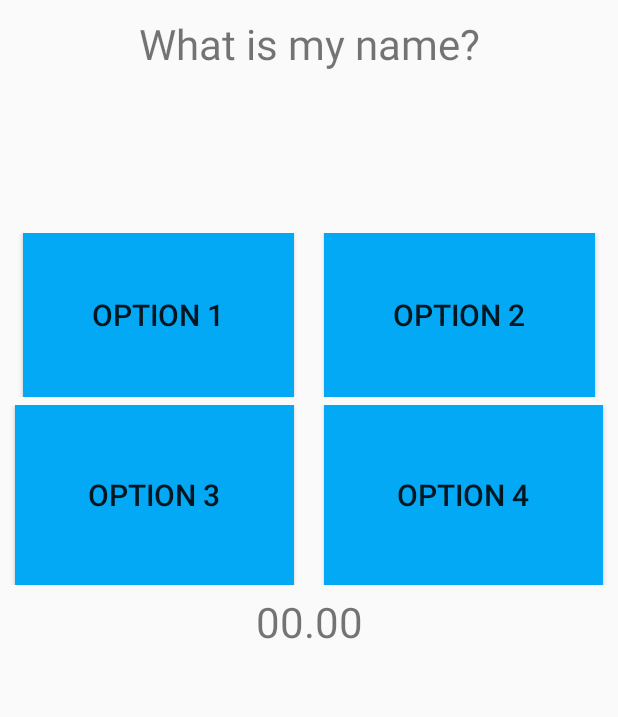
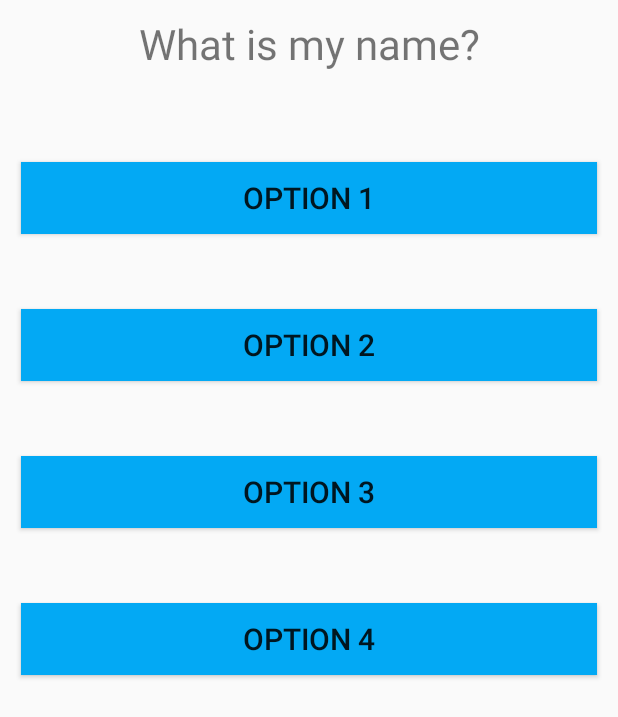
Before and after one commit to alanlyne/CS440-Final-Year-Project, an Android app: the layout activity_wip_quiz.xml on its own in the app's theme, with its tools: preview values and no code run, on a phone screen of 412 x 824 dp. Shown: the top 717 px of the screen. Run offline under Robolectric (Android 15) with nearby library versions, the light colour scheme and no system bars.

Commit message:
Graph changes on completion of Quiz

```diff
--- a/app/src/main/AndroidManifest.xml
+++ b/app/src/main/AndroidManifest.xml
@@ -1,6 +1,12 @@
 <?xml version="1.0" encoding="utf-8"?>
 <manifest xmlns:android="http://schemas.android.com/apk/res/android"
     package="com.alanlyne.tbm">
+
+    <supports-screens
+        android:largeScreens="true"
+        android:normalScreens="true"
+        android:smallScreens="true"
+        android:xlargeScreens="true" />
 
     <application
         android:allowBackup="true"
--- a/app/src/main/java/com/alanlyne/tbm/WIP/WIP.java
+++ b/app/src/main/java/com/alanlyne/tbm/WIP/WIP.java
@@ -41,7 +41,7 @@ public class WIP extends AppCompatActivity {
         btn.setOnClickListener(new View.OnClickListener() {
             @Override
             public void onClick(View v) {
-                Menu.counter = 1;
+                //Menu.counter = 1;
                 Intent menu = new Intent(WIP.this,Menu.class);
                 startActivity(menu);
 
@@ -51,7 +51,7 @@ public class WIP extends AppCompatActivity {
     }
 
     private void addCounter(){
-        Menu.counter = 1;
+        Menu.counter = 0;
         menuCounter counter = new menuCounter(Menu.counter);
         databaseName.child(FirebaseAuth.getInstance().getCurrentUser().getUid()).setValue(counter);
         }
--- a/app/src/main/java/com/alanlyne/tbm/WIP/wipQuiz/wipQuiz.java
+++ b/app/src/main/java/com/alanlyne/tbm/WIP/wipQuiz/wipQuiz.java
@@ -23,7 +23,7 @@ import com.google.firebase.database.ValueEventListener;
 public class wipQuiz extends AppCompatActivity {
 
     Button b1, b2, b3, b4;
-    TextView t1_question, timerTxt;
+    TextView t1_question;
     int total = 0;
     int correct = 0;
     int wrong = 0;
@@ -42,10 +42,10 @@ public class wipQuiz extends AppCompatActivity {
         b4 = findViewById(R.id.button4);
 
         t1_question = findViewById(R.id.questionText);
-        timerTxt = findViewById(R.id.timerTxt);
+        //timerTxt = findViewById(R.id.timerTxt);
 
         updateQuestion();
-        reverseTimer(60,timerTxt);
+        //reverseTimer(60,timerTxt);
     }
 
     private void updateQuestion() {
@@ -256,22 +256,22 @@ public class wipQuiz extends AppCompatActivity {
         }
     }
 
-    public void reverseTimer(int seconds, final TextView tv){
-        new CountDownTimer(seconds * 1000 + 1000, 1000){
-            public void onTick(long millisUntilFinished){
-                int seconds = (int) (millisUntilFinished / 1000);
-                int minutes = seconds / 60;
-                seconds = seconds % 60;
-                tv.setText(String.format("%02d", minutes) + ":" + String.format("%02d", seconds));
-            }
-            public void onFinish(){
-                tv.setText("Completed");
-                Intent myIntent = new Intent(wipQuiz.this, ResultActivity.class);
-                myIntent.putExtra("total", String.valueOf(total));
-                myIntent.putExtra("correct", String.valueOf(correct));
-                myIntent.putExtra("wrong", String.valueOf(wrong));
-                startActivity(myIntent);
-            }
-        }.start();
-    }
+//    public void reverseTimer(int seconds, final TextView tv){
+//        new CountDownTimer(seconds * 1000 + 1000, 1000){
+//            public void onTick(long millisUntilFinished){
+//                int seconds = (int) (millisUntilFinished / 1000);
+//                int minutes = seconds / 60;
+//                seconds = seconds % 60;
+//                tv.setText(String.format("%02d", minutes) + ":" + String.format("%02d", seconds));
+//            }
+//            public void onFinish(){
+//                tv.setText("Completed");
+//                Intent myIntent = new Intent(wipQuiz.this, ResultActivity.class);
+//                myIntent.putExtra("total", String.valueOf(total));
+//                myIntent.putExtra("correct", String.valueOf(correct));
+//                myIntent.putExtra("wrong", String.valueOf(wrong));
+//                startActivity(myIntent);
+//            }
+//        }.start();
+//    }
 }
--- a/app/src/main/res/layout/activity_wip_quiz.xml
+++ b/app/src/main/res/layout/activity_wip_quiz.xml
@@ -1,121 +1,112 @@
 <?xml version="1.0" encoding="utf-8"?>
-<RelativeLayout xmlns:android="http://schemas.android.com/apk/res/android"
+
+<ScrollView xmlns:android="http://schemas.android.com/apk/res/android"
+    xmlns:app="http://schemas.android.com/apk/res-auto"
+    xmlns:tools="http://schemas.android.com/tools"
+    android:layout_width="match_parent"
+    android:layout_height="wrap_content"
+    tools:context=".Menu.Menu">
+
+    <androidx.constraintlayout.widget.ConstraintLayout
         xmlns:app="http://schemas.android.com/apk/res-auto"
         xmlns:tools="http://schemas.android.com/tools"
         android:layout_width="match_parent"
         android:layout_height="match_parent"
         tools:context=".WIP.wipQuiz.wipQuiz">
 
-    <LinearLayout
-        android:layout_width="match_parent"
-        android:layout_height="match_parent"
-        android:orientation="vertical">
-
 
         <TextView
             android:id="@+id/questionText"
             android:layout_width="match_parent"
-            android:layout_height="140dp"
-            android:textAlignment="center"
+            android:layout_height="wrap_content"
             android:padding="10dp"
             android:text="What is my name?"
-            android:textSize="28sp"/>
-
-        <LinearLayout
-            android:layout_width="match_parent"
-            android:layout_height="120dp"
-            android:padding="5dp"
-            android:paddingTop="5dp"
-            android:layout_marginTop="10dp"
-            android:orientation="horizontal"
-            >
+            android:textAlignment="center"
+            android:textSize="28sp"
+            app:layout_constraintBottom_toTopOf="@+id/button1"
+            app:layout_constraintEnd_toEndOf="parent"
+            app:layout_constraintHorizontal_bias="0.0"
+            app:layout_constraintStart_toStartOf="parent"
+            app:layout_constraintTop_toTopOf="parent" />
 
         <Button
-                android:layout_width="0dp"
             android:id="@+id/button1"
-                android:layout_height="match_parent"
-                android:layout_weight="1"
+            android:layout_width="match_parent"
+            android:layout_height="wrap_content"
+            android:layout_marginStart="14dp"
+            android:layout_marginLeft="14dp"
+            android:layout_marginTop="50dp"
+            android:layout_marginEnd="14dp"
+            android:layout_marginRight="14dp"
             android:background="#03A9F4"
             android:padding="10dp"
-                android:layout_marginStart="10dp"
-                android:layout_marginEnd="10dp"
+            android:text="Option 1"
             android:textAlignment="center"
             android:textSize="20sp"
-                android:text="Option 1"
-                />
+            app:layout_constraintBottom_toTopOf="@+id/button2"
+            app:layout_constraintEnd_toEndOf="parent"
+            app:layout_constraintStart_toStartOf="parent"
+            app:layout_constraintTop_toBottomOf="@+id/questionText" />
 
         <Button
-                android:layout_width="0dp"
             android:id="@+id/button2"
-                android:layout_height="match_parent"
-                android:layout_weight="1"
+            android:layout_width="match_parent"
+            android:layout_height="wrap_content"
+            android:layout_marginStart="14dp"
+            android:layout_marginLeft="14dp"
+            android:layout_marginTop="50dp"
+            android:layout_marginEnd="14dp"
+            android:layout_marginRight="14dp"
             android:background="#03A9F4"
             android:padding="10dp"
-                android:layout_marginStart="10dp"
-                android:layout_marginEnd="10dp"
+            android:text="Option 2"
             android:textAlignment="center"
             android:textSize="20sp"
-                android:text="Option 2"
-                />
-
-
-        </LinearLayout>
-
-        <LinearLayout
-            android:layout_width="match_parent"
-            android:layout_height="120dp"
-            android:orientation="horizontal">
+            app:layout_constraintBottom_toTopOf="@+id/button3"
+            app:layout_constraintEnd_toEndOf="parent"
+            app:layout_constraintStart_toStartOf="parent"
+            app:layout_constraintTop_toBottomOf="@+id/button1" />
 
         <Button
-                android:layout_width="0dp"
             android:id="@+id/button3"
-                android:layout_height="match_parent"
-                android:layout_weight="1"
+            android:layout_width="match_parent"
+            android:layout_height="wrap_content"
+            android:layout_marginStart="14dp"
+            android:layout_marginLeft="14dp"
+            android:layout_marginTop="50dp"
+            android:layout_marginEnd="14dp"
+            android:layout_marginRight="14dp"
             android:background="#03A9F4"
             android:padding="10dp"
-                android:layout_marginStart="10dp"
-                android:layout_marginEnd="10dp"
+            android:text="Option 3"
             android:textAlignment="center"
             android:textSize="20sp"
-                android:text="Option 3"
-                />
+            app:layout_constraintBottom_toTopOf="@+id/button4"
+            app:layout_constraintEnd_toEndOf="parent"
+            app:layout_constraintStart_toStartOf="parent"
+            app:layout_constraintTop_toBottomOf="@+id/button2" />
 
         <Button
-                android:layout_width="0dp"
             android:id="@+id/button4"
-                android:layout_height="match_parent"
-                android:layout_weight="1"
+            android:layout_width="match_parent"
+            android:layout_height="wrap_content"
+            android:layout_marginStart="14dp"
+            android:layout_marginLeft="14dp"
+            android:layout_marginTop="50dp"
+            android:layout_marginEnd="14dp"
+            android:layout_marginRight="14dp"
+            android:layout_marginBottom="204dp"
+            android:layout_weight="0.2"
             android:background="#03A9F4"
             android:padding="10dp"
-                android:layout_marginStart="10dp"
-                android:layout_marginEnd="10dp"
+            android:text="Option 4"
             android:textAlignment="center"
             android:textSize="20sp"
-                android:text="Option 4"
-                />
+            app:layout_constraintBottom_toBottomOf="parent"
+            app:layout_constraintEnd_toEndOf="parent"
+            app:layout_constraintHorizontal_bias="0.49"
+            app:layout_constraintStart_toStartOf="parent"
+            app:layout_constraintTop_toBottomOf="@+id/button3" />
 
-
-
-
-        </LinearLayout>
-
-        <LinearLayout
-            android:layout_width="match_parent"
-            android:layout_height="50dp"
-            android:padding="5dp"
-            android:orientation="horizontal">
-
-            <TextView
-                android:layout_width="match_parent"
-                android:layout_height="wrap_content"
-                android:textSize="28sp"
-                android:text="00.00"
-                android:textAlignment="center"
-                android:id="@+id/timerTxt"
-                />
-
-        </LinearLayout>
-
-    </LinearLayout>
-
-</RelativeLayout>
+    </androidx.constraintlayout.widget.ConstraintLayout>
+</ScrollView>
```
Also changed, not shown: app/src/main/java/com/alanlyne/tbm/WIP/wipQuiz/ResultActivity.java (+42 -0 lines), app/src/main/res/layout/activity_result.xml (+12 -10 lines), app/src/main/res/values/dimens.xml (added, +9 -0 lines). Lines whose indentation alone changed are shown as unchanged.
